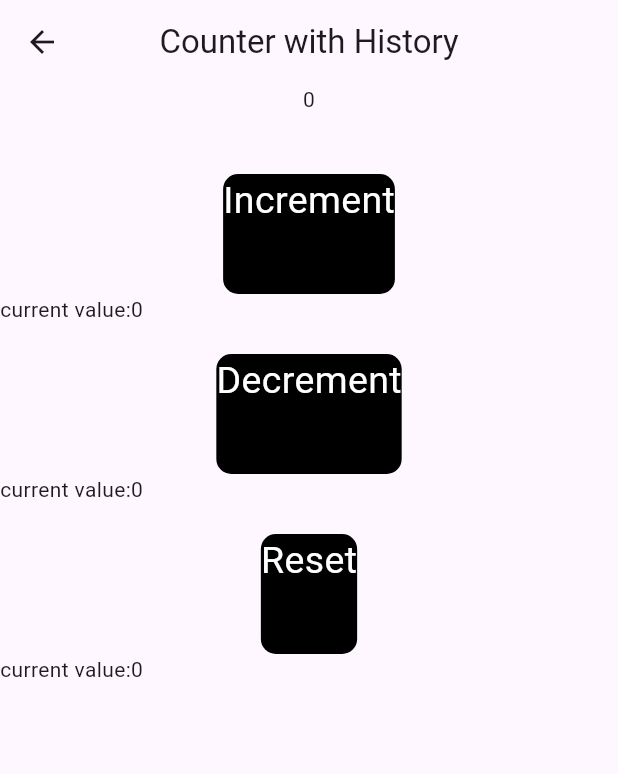
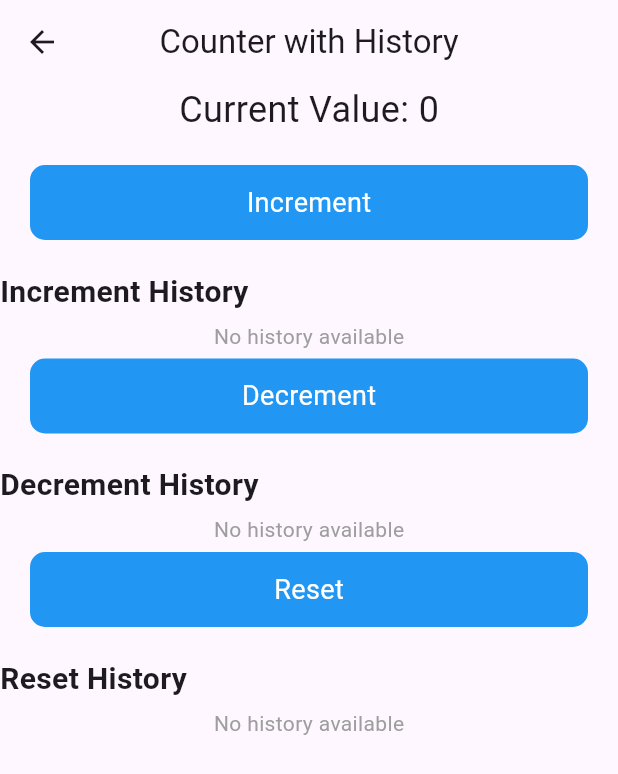
Before and after one commit to Prasannata1Baniya/flutter_provider_projects, a Flutter app: the CounterAppWithHistory screen opened directly, on a phone screen of 412 x 824 dp. Shown: the top 774 px of the screen. Run offline on Flutter 3.47's test engine with Material 3 defaults, Android fonts, the phone set to English and light mode, and no system bars.

Commit message:
Initial Commit

```diff
--- a/lib/project-5/counter_with_history.dart
+++ b/lib/project-5/counter_with_history.dart
@@ -7,8 +7,6 @@ class CounterAppWithHistory extends StatelessWidget {
 
   @override
   Widget build(BuildContext context) {
-    //final counterProvider=Provider.of<CounterHistoryProvider>(context);
-
     return SafeArea(
       child: Scaffold(
         appBar: AppBar(
@@ -16,100 +14,103 @@ class CounterAppWithHistory extends StatelessWidget {
           centerTitle: true,
         ),
         body: Consumer<CounterHistoryProvider>(builder: (ctx, counter, child) {
-          return Column(
+          return SingleChildScrollView(
+            child: Column(
               crossAxisAlignment: CrossAxisAlignment.center,
               children: [
-              Text('${counter.count}'),
+                Text(
+                  'Current Value: ${counter.count}',
+                  style: const TextStyle(fontSize: 24),
+                ),
+                const SizedBox(height: 20),
 
-              const SizedBox(height: 40),
-              //Increment
+                // Increment Button
                 button("Increment", () {
                   ctx.read<CounterHistoryProvider>().increment();
                 }),
-              Row(
-                mainAxisAlignment: MainAxisAlignment.spaceAround,
-                children: [
-                  Text("current value:${counter.count}"),
-                  Expanded(
-                    child: ListView.builder(
-                      shrinkWrap: true,
-                        itemCount: counter.incrementHistory.length,
-                        itemBuilder: (context, index) {
-                          return ListTile(
-                            title: Text(
-                                "history:${counter.incrementHistory[index]}"),
-                          );
+                const SizedBox(height: 20),
+                historySection(
+                  title: "Increment History",
+                  history: counter.incrementHistory,
+                ),
+
+                // Decrement Button
+                button("Decrement", () {
+                  ctx.read<CounterHistoryProvider>().decrement();
                 }),
+                const SizedBox(height: 20),
+                historySection(
+                  title: "Decrement History",
+                  history: counter.decrementHistory,
+                ),
+
+                // Reset Button
+                button("Reset", () {
+                  ctx.read<CounterHistoryProvider>().reset();
+                }),
+                const SizedBox(height: 20),
+                historySection(
+                  title: "Reset History",
+                  history: counter.resetHistory,
                 ),
               ],
             ),
-
-              const SizedBox(height: 20),
-              //Decrement
-              button("Decrement", () {
-                ctx.read<CounterHistoryProvider>().decrement();
-              }),
-              Row(
-                mainAxisAlignment: MainAxisAlignment.spaceAround,
-                children: [
-                  Text("current value:${counter.count}"),
-                  Expanded(
-                    child: ListView.builder(
-                        shrinkWrap: true,
-                        itemCount: counter.decrementHistory.length,
-                        itemBuilder: (context, index) {
-                          return ListTile(
-                            title: Text(
-                                "history:${counter.decrementHistory[index]} "),
-                          );
-                        }),
-                  ),
-                ],
-              ),
-
-              const SizedBox(height:20),
-              //Reset
-              button("Reset", () {
-                ctx.read<CounterHistoryProvider>().reset();
-              }),
-              Row(
-                mainAxisAlignment: MainAxisAlignment.spaceAround,
-                children: [
-                  Text("current value:${counter.count}"),
-                  Expanded(
-                    child: ListView.builder(
-                        shrinkWrap: true,
-                        itemCount: counter.resetHistory.length,
-                        itemBuilder: (context, index) {
-                          return ListTile(
-                            title:
-                                Text("history:${counter.resetHistory[index]} "),
-                          );
-                        }),
-                  ),
-                ],
-              ),
-            ],
           );
         }),
       ),
     );
   }
 
+  // Reusable Button Widget
   GestureDetector button(String txt, Function() onTap) {
     return GestureDetector(
       onTap: onTap,
       child: Container(
-        height: 80,
+        height: 50,
+        margin: const EdgeInsets.symmetric(horizontal: 20),
         decoration: BoxDecoration(
-          color: Colors.black,
+          color: Colors.blue,
           borderRadius: BorderRadius.circular(10),
         ),
+        alignment: Alignment.center,
         child: Text(
           txt,
-          style: const TextStyle(color: Colors.white, fontSize: 25),
+          style: const TextStyle(color: Colors.white, fontSize: 18),
         ),
       ),
     );
   }
+
+  // Reusable History Section Widget
+  Widget historySection({required String title, required List<int> history}) {
+    return Column(
+      crossAxisAlignment: CrossAxisAlignment.start,
+      children: [
+        Text(
+          title,
+          style: const TextStyle(fontSize: 20, fontWeight: FontWeight.bold),
+        ),
+        SizedBox(
+          height: history.isNotEmpty ? 150 : 30, // Adjust height dynamically
+          child: history.isNotEmpty
+              ? ListView.builder(
+            shrinkWrap: true,
+            itemCount: history.length,
+            itemBuilder: (context, index) {
+              return ListTile(
+                leading: const Icon(Icons.history),
+                title: Text("Value: ${history[index]}"),
+              );
+            },
+          )
+              : const Center(
+            child: Text(
+              "No history available",
+              style: TextStyle(color: Colors.grey),
+            ),
+          ),
+        ),
+      ],
+    );
   }
+}
```
Lines whose indentation alone changed are shown as unchanged.
